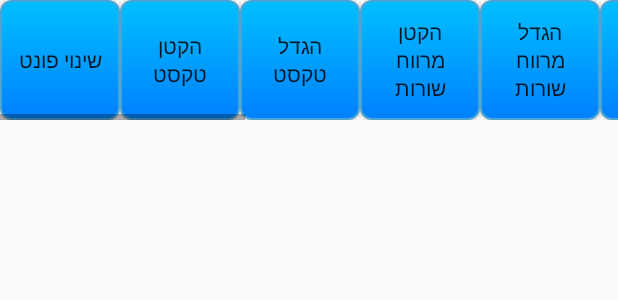
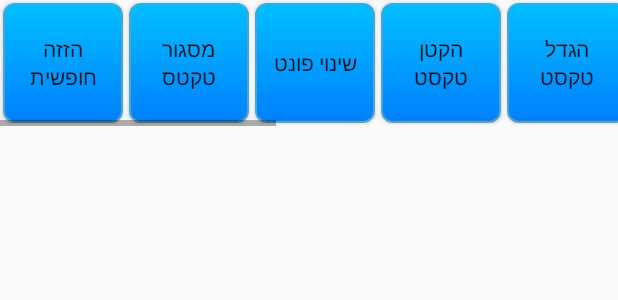
Before and after one commit to AlonBS/TextDisrupt, an Android app: the layout fragment_bottom_bar_fragment.xml on its own in the app's theme, with its tools: preview values and no code run, on a phone screen of 412 x 824 dp. Shown: the top 300 px of the screen. Run offline under Robolectric (Android 15) with nearby library versions, the phone set to English and light mode, and no system bars.

Commit message:
Merge remote-tracking branch 'origin/master'
# Conflicts:
#	app/src/main/res/layout/fragment_bottom_bar_fragment.xml

```diff
--- a/app/src/main/res/layout/fragment_bottom_bar_fragment.xml
+++ b/app/src/main/res/layout/fragment_bottom_bar_fragment.xml
@@ -25,12 +25,34 @@
 
 
                 <Button
+                    android:id="@+id/btn_move_around"
+                    android:layout_width="80dip"
+                    android:layout_height="80dip"
+                    android:layout_gravity="center"
+                    android:gravity="center"
+                    android:background="@drawable/bottom_bar_menu"
+                    android:layout_margin="2dp"
+                    android:text="הזזה חופשית" />
+
+                <Button
+                    android:id="@+id/btn_add_borders"
+                    android:layout_width="80dip"
+                    android:layout_height="80dip"
+                    android:layout_gravity="center"
+                    android:gravity="center"
+                    android:background="@drawable/bottom_bar_menu"
+                    android:layout_margin="2dp"
+                    android:text="מסגור טקטס" />
+
+
+                <Button
                     android:id="@+id/btn_change_font"
                     android:layout_width="80dip"
                     android:layout_height="80dip"
                     android:layout_gravity="center"
                     android:gravity="center"
                     android:background="@drawable/bottom_bar_menu"
+                    android:layout_margin="2dp"
                     android:text="שינוי פונט" />
 
                 <Button
@@ -40,6 +62,7 @@
                     android:layout_gravity="center"
                     android:gravity="center"
                     android:background="@drawable/bottom_bar_menu"
+                    android:layout_margin="2dp"
                     android:text="הקטן טקסט" />
 
                 <Button
@@ -49,6 +72,7 @@
                     android:layout_gravity="center"
                     android:gravity="center"
                     android:background="@drawable/bottom_bar_menu"
+                    android:layout_margin="2dp"
                     android:text="הגדל טקסט" />
 
                 <Button
@@ -58,6 +82,7 @@
                     android:layout_gravity="center"
                     android:gravity="center"
                     android:background="@drawable/bottom_bar_menu"
+                    android:layout_margin="2dp"
                     android:text="הקטן מרווח שורות" />
 
                 <Button
@@ -67,43 +92,18 @@
                     android:layout_gravity="center"
                     android:gravity="center"
                     android:background="@drawable/bottom_bar_menu"
+                    android:layout_margin="2dp"
                     android:text="הגדל מרווח שורות" />
 
                 <Button
-                    android:id="@+id/btn_emphasize_prefix"
+                    android:id="@+id/btn_emphasize_text"
                     android:layout_width="80dip"
                     android:layout_height="80dip"
                     android:layout_gravity="center"
                     android:gravity="center"
                     android:background="@drawable/bottom_bar_menu"
-                    android:text="הדגש תחיליות" />
-
-                <Button
-                    android:id="@+id/btn_emphasize_suffix"
-                    android:layout_width="80dip"
-                    android:layout_height="80dip"
-                    android:layout_gravity="center"
-                    android:gravity="center"
-                    android:background="@drawable/bottom_bar_menu"
-                    android:text="הדגש סופיות" />
-
-                <Button
-                    android:id="@+id/btn_emphasize_middle"
-                    android:layout_width="80dip"
-                    android:layout_height="80dip"
-                    android:layout_gravity="center"
-                    android:gravity="center"
-                    android:background="@drawable/bottom_bar_menu"
-                    android:text="הדגש אמצעיות" />
-
-                <Button
-                    android:id="@+id/btn_emphasize_margin"
-                    android:layout_width="80dip"
-                    android:layout_height="80dip"
-                    android:layout_gravity="center"
-                    android:gravity="center"
-                    android:background="@drawable/bottom_bar_menu"
-                    android:text="הדגש שוליים" />
+                    android:layout_margin="2dp"
+                    android:text="הדגשות" />
 
                 <Button
                     android:id="@+id/btn_text_to_speach"
@@ -112,6 +112,7 @@
                     android:layout_gravity="center"
                     android:gravity="center"
                     android:background="@drawable/bottom_bar_menu"
+                    android:layout_margin="2dp"
                     android:text="הקראה" />
 
                 <Button
@@ -121,16 +122,8 @@
                     android:layout_gravity="center"
                     android:gravity="center"
                     android:background="@drawable/bottom_bar_menu"
+                    android:layout_margin="2dp"
                     android:text="הסר ניקוד" />
-
-                <Button
-                    android:id="@+id/btn_add_borders"
-                    android:layout_width="80dip"
-                    android:layout_height="80dip"
-                    android:layout_gravity="center"
-                    android:gravity="center"
-                    android:background="@drawable/bottom_bar_menu"
-                    android:text="מסגור טקטס" />
 
                 <Button
                     android:id="@+id/btn_finger_paint"
@@ -139,6 +132,7 @@
                     android:layout_gravity="center"
                     android:gravity="center"
                     android:background="@drawable/bottom_bar_menu"
+                    android:layout_margin="2dp"
                     android:text="צייר" />
 
             </LinearLayout>
```
